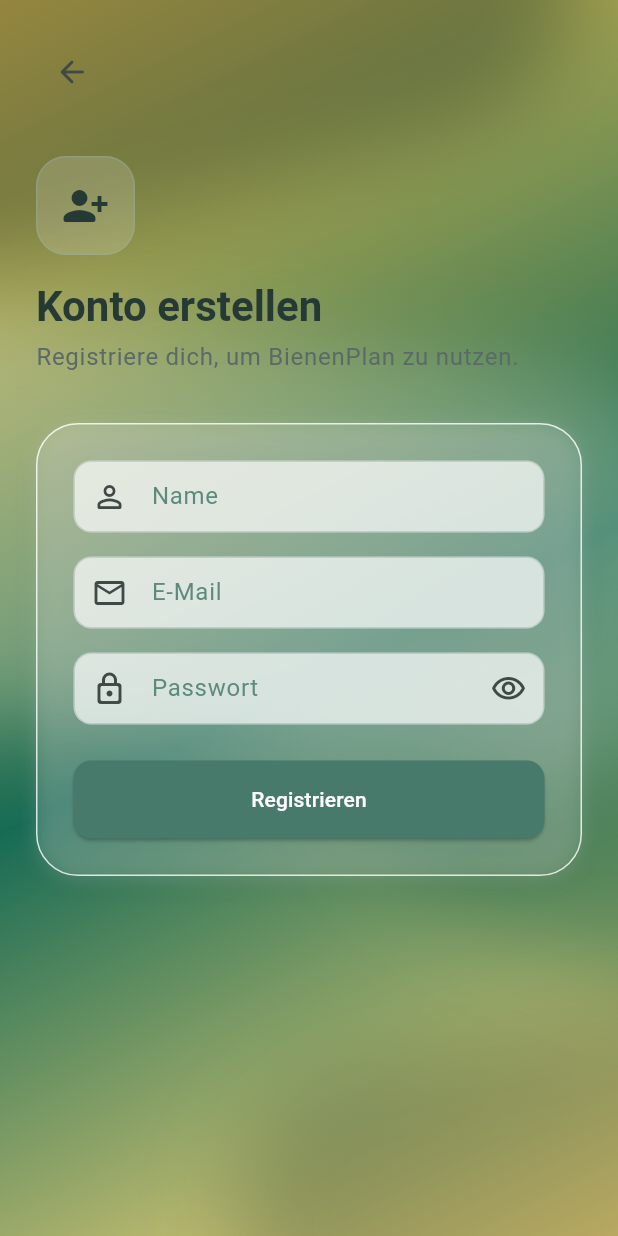
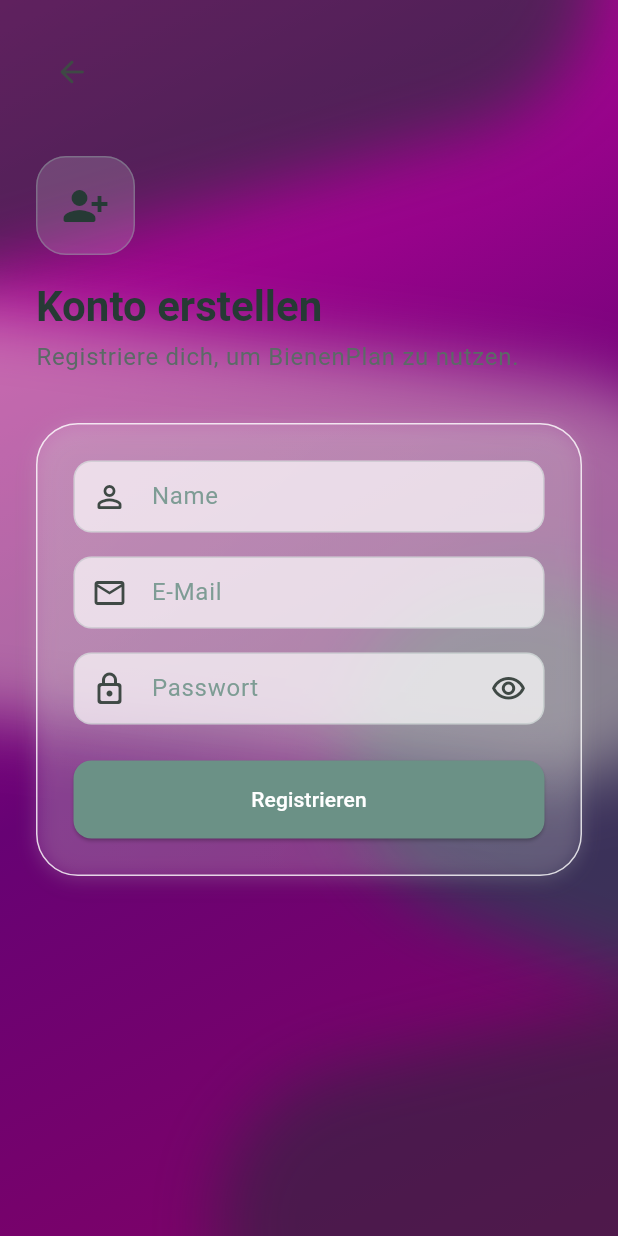
Before and after one commit to Ahmadizaldeen/bienenplan_frontend, a Flutter app: the RegisterScreen screen opened by its route, on a phone screen of 412 x 824 dp. Run offline on Flutter 3.47's test engine with Material 3 defaults, Android fonts, the phone set to English and light mode, and no system bars; drawn by our look-alikes of flutter_animate; our stand-ins replace file_picker, flutter_secure_storage; accounts and stored records are empty.

Commit message:
update color definitions and adjust animation durations and opacities in RegisterLiquidBackground

```diff
--- a/lib/core/theme/app_theme.dart
+++ b/lib/core/theme/app_theme.dart
@@ -84,8 +84,8 @@ class AppColors {
 class _BrandColors {
   const _BrandColors();
 
-  static const primary = Color(0xFFD9A441);
-  static const accent = Color(0xFF477A6B);
+  static const primary = Color.fromARGB(255, 152, 9, 200);
+  static const accent = Color.fromARGB(255, 107, 145, 134);
   static const background = Color(0xFFF5F1E8);
   static const backgroundDark = Color(0xFF182522);
   static const buttonText = Color.fromARGB(102, 1, 56, 20);
@@ -146,11 +146,11 @@ class _RegisterColors {
   const _RegisterColors();
 
   // Linker Startpunkt des statischen Hintergrundverlaufs.
-  final backgroundStart = const Color(0xFFF2C14E);
+  final backgroundStart = const Color.fromARGB(255, 203, 4, 163);
   // Mittlerer Farbpunkt des statischen Hintergrundverlaufs.
-  final backgroundCenter = const Color(0xFF176B55);
+  final backgroundCenter = const Color.fromARGB(255, 103, 2, 116);
   // Rechter Endpunkt des statischen Hintergrundverlaufs.
-  final backgroundEnd = const Color(0xFFFFD978);
+  final backgroundEnd = const Color.fromARGB(255, 131, 2, 101);
 
   // Dunkelste, bewegte Lichtbahn im Liquid-Glass-Hintergrund.
   final lightDeep = const Color(0xFF12352C);
--- a/lib/features/auth/presentation/widgets/register_liquid_background.dart
+++ b/lib/features/auth/presentation/widgets/register_liquid_background.dart
@@ -21,7 +21,7 @@ class _RegisterLiquidBackgroundState extends State<RegisterLiquidBackground>
     super.initState();
     _controller = AnimationController(
       vsync: this,
-      duration: const Duration(seconds: 14),
+      duration: const Duration(seconds: 10),
     )..repeat(reverse: true);
   }
 
@@ -63,7 +63,7 @@ class _RegisterLiquidBackgroundState extends State<RegisterLiquidBackground>
                       color: AppColors.register.lightDeep,
                       widthFactor: 1.55,
                       height: 310,
-                      opacity: .42,
+                      opacity: .58,
                     ),
                   ),
                 ),
@@ -75,7 +75,7 @@ class _RegisterLiquidBackgroundState extends State<RegisterLiquidBackground>
                       color: AppColors.register.lightAccent,
                       widthFactor: 1.45,
                       height: 230,
-                      opacity: .38,
+                      opacity: .52,
                     ),
                   ),
                 ),
@@ -87,7 +87,7 @@ class _RegisterLiquidBackgroundState extends State<RegisterLiquidBackground>
                       color: AppColors.register.lightMuted,
                       widthFactor: 1.6,
                       height: 270,
-                      opacity: .28,
+                      opacity: .42,
                     ),
                   ),
                 ),
@@ -99,7 +99,7 @@ class _RegisterLiquidBackgroundState extends State<RegisterLiquidBackground>
                       color: AppColors.register.lightDeep,
                       widthFactor: 1.35,
                       height: 210,
-                      opacity: .30,
+                      opacity: .46,
                     ),
                   ),
                 ),
@@ -132,7 +132,7 @@ class _LiquidLight extends StatelessWidget {
       heightFactor: 1,
       alignment: Alignment.topLeft,
       child: ImageFiltered(
-        imageFilter: ImageFilter.blur(sigmaX: 30, sigmaY: 30),
+        imageFilter: ImageFilter.blur(sigmaX: 22, sigmaY: 22),
         child: Align(
           alignment: Alignment.topLeft,
           child: Container(
```
